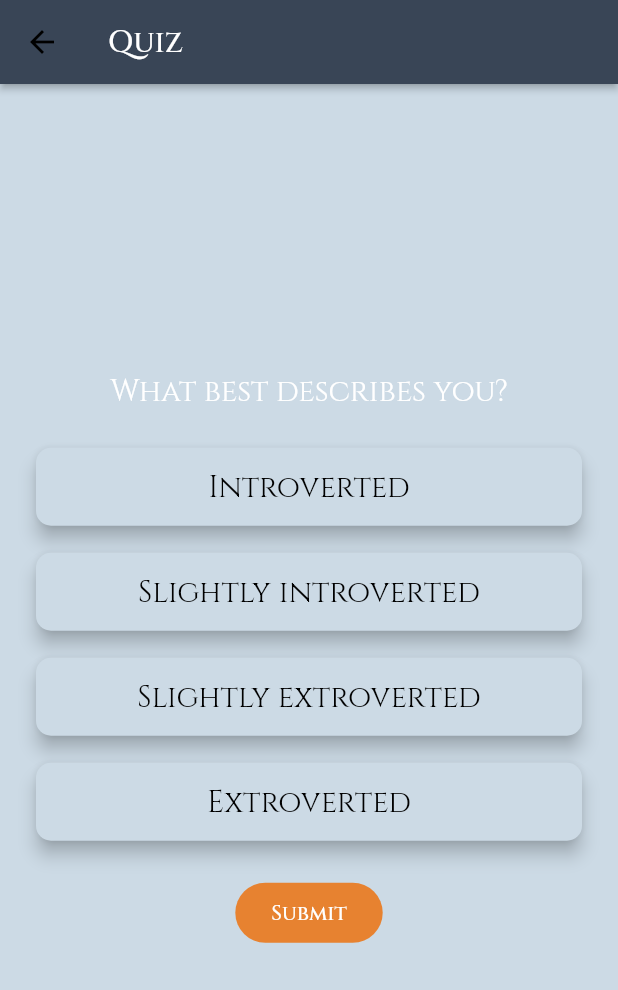
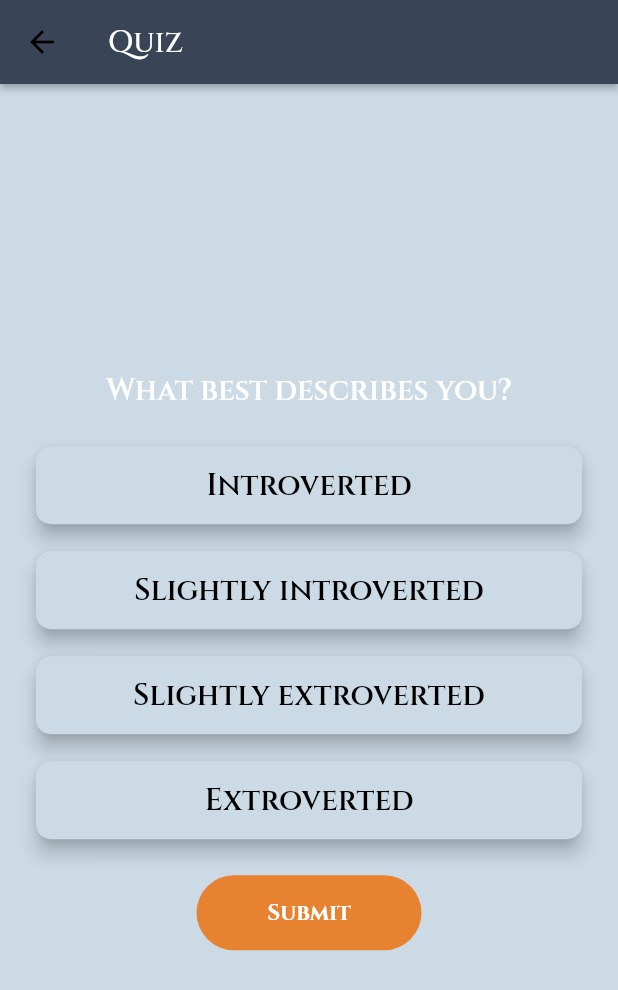
Before and after one commit to FormOfShred/dnd-quiz-app, a Flutter app: the screen it shows after launch, after a tap on "Create Character", on a phone screen of 412 x 824 dp. Shown: the top 990 px of the screen. Run offline on Flutter 3.47's test engine with Material 2 defaults, Android fonts, the phone set to English and light mode, and no system bars; our stand-ins replace google_fonts, sqflite; accounts and stored records are empty.

```diff
--- a/lib/model/character_model.dart
+++ b/lib/model/character_model.dart
@@ -3,16 +3,13 @@ class Character {
   final String recommendedClass;
   final String recommendedRace;
   final String recommendedBackground;
-  List<int> abilityScores = <int>[]; // 0 = STR, 1 = DEX, 2 = CON, 3 = INT, 4 = WIS, 5 = CHA
   String? characterName;
-
 
   Character(
       {this.id,
       required this.recommendedClass,
       required this.recommendedRace,
       required this.recommendedBackground,
-      required this.abilityScores,
       this.characterName});
 
   Character.fromMap(Map<String, dynamic> res)
@@ -20,7 +17,6 @@ class Character {
         recommendedClass = res["recommendedClass"],
         recommendedRace = res["recommendedRace"],
         recommendedBackground = res["recommendedBackground"],
-        abilityScores = res["abilityScores"],
         characterName = res["characterName"];
 
   Map<String, Object?> toMap() {
@@ -29,13 +25,12 @@ class Character {
       'recommendedClass': recommendedClass,
       'recommendedRace': recommendedRace,
       'recommendedBackground': recommendedBackground,
-      'abilityScores': abilityScores,
       'characterName': characterName
     };
   }
 
   @override
   String toString() {
-    return 'Character(recommendedClass: $recommendedClass, recommendedRace: $recommendedRace, recommendedBackground: $recommendedBackground, abilityScores: $abilityScores, characterName: $characterName)';
+    return 'Character(recommendedClass: $recommendedClass, recommendedRace: $recommendedRace, recommendedBackground: $recommendedBackground, characterName: $characterName)';
   }
 }
--- a/lib/model/database_helper.dart
+++ b/lib/model/database_helper.dart
@@ -18,7 +18,7 @@ class DatabaseHelper {
     db = await openDatabase(
       join(path, 'dungeon_buddy.db'),
       onCreate: (database, version) async {
-        await db.execute('''
+        await database.execute('''
   CREATE TABLE characters (
     id INTEGER PRIMARY KEY AUTOINCREMENT,
     recommendedClass TEXT NOT NULL,
--- a/lib/src/result.dart
+++ b/lib/src/result.dart
@@ -31,8 +31,7 @@ class _ResultState extends State<Result> {
         recommendedClass: recommendedClass,
         recommendedRace: recommendedRace,
         recommendedBackground: recommendedBackground,
-        characterName: "",
-        abilityScores: []);
+        characterName: "");
 
     await dbHelper.insertCharacter(character);
     debugPrint("Character saved");
--- a/lib/widgets/answer_card.dart
+++ b/lib/widgets/answer_card.dart
@@ -32,6 +32,7 @@ class AnswerCard extends StatelessWidget {
                       ? Theme.of(context).colorScheme.onPrimary
                       : Theme.of(context).colorScheme.onSurface,
                   fontSize: 20,
+                  fontWeight: FontWeight.w600,
                 )),
           ),
         ),
--- a/lib/widgets/quiz_ui.dart
+++ b/lib/widgets/quiz_ui.dart
@@ -75,7 +75,7 @@ class _QuizUIState extends State<QuizUI> {
                   style: TextStyle(
                       color: Theme.of(context).colorScheme.onSecondary,
                       fontSize: 20,
-                      fontWeight: FontWeight.w400)),
+                      fontWeight: FontWeight.w600)),
               const SizedBox(height: 20),
               Column(
                 children: [
@@ -92,7 +92,10 @@ class _QuizUIState extends State<QuizUI> {
                 ],
               ),
               const SizedBox(height: 10),
-              FilledButton(
+              SizedBox(
+                width: 150,
+                height: 50,
+                child: FilledButton(
                   onPressed: () => {
                     if (tappedCardIndex == -1)
                       {
@@ -100,10 +103,6 @@ class _QuizUIState extends State<QuizUI> {
                       }
                     else
                       {
-                      /* writeCharacter(mainQuiz[widget.questionIndex]
-                          .answers[tappedCardIndex]
-                          .answer),
-                      readCharacters(), */
                         for (var map in mainQuiz[widget.questionIndex]
                             .answers[tappedCardIndex]
                             .scores
@@ -126,7 +125,12 @@ class _QuizUIState extends State<QuizUI> {
                           }
                       }
                   },
-                child: const Text("Submit"),
+                  child: const Text("Submit",
+                      style: TextStyle(
+                          color: Colors.white,
+                          fontSize: 15,
+                          fontWeight: FontWeight.w700)),
+                ),
               )
             ],
           ),
```
Also changed, not shown: lib/src/character_view.dart (+0 -12 lines). Lines whose indentation alone changed are shown as unchanged.
